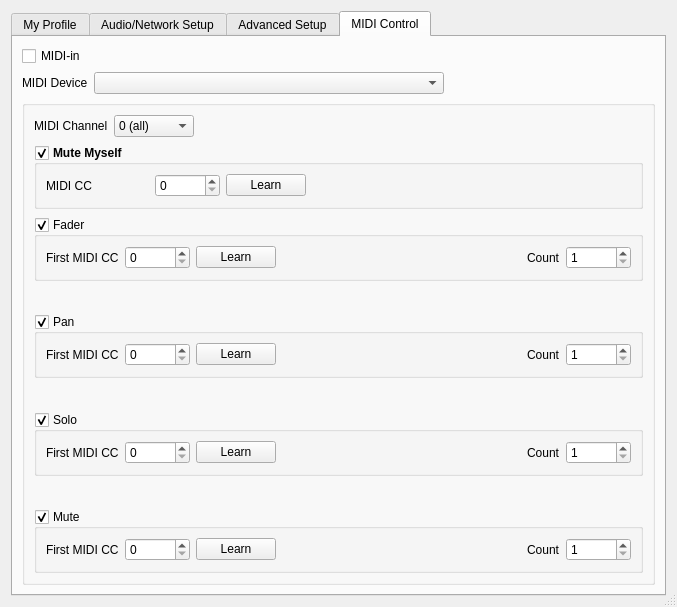
Qt form src/clientsettingsdlgbase.ui (ignotus666/jamulus) before a commit.
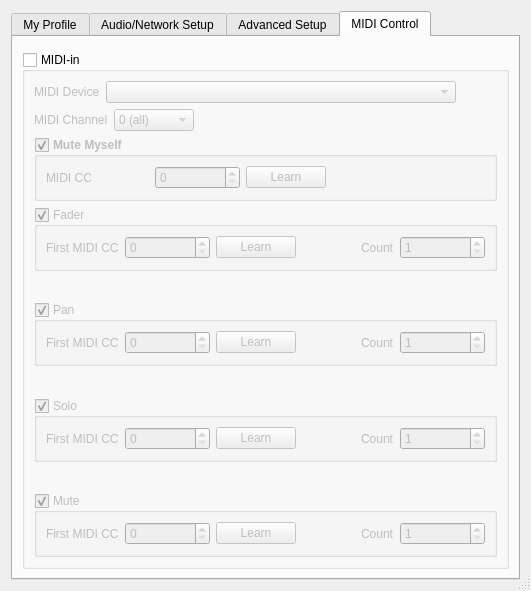
The same form after that commit. Icons and pictures are not drawn. Custom widgets are drawn as their Qt base class.

```diff
--- a/src/clientsettingsdlgbase.ui
+++ b/src/clientsettingsdlgbase.ui
@@ -6,8 +6,8 @@
    <rect>
     <x>0</x>
     <y>0</y>
-    <width>677</width>
-    <height>607</height>
+    <width>531</width>
+    <height>591</height>
    </rect>
   </property>
   <property name="windowTitle">
@@ -1341,19 +1341,6 @@
        <string>MIDI Control</string>
       </attribute>
       <layout class="QVBoxLayout" name="verticalLayout_18">
-       <item>
-        <widget class="QCheckBox" name="chbUseMIDIController">
-         <property name="sizePolicy">
-          <sizepolicy hsizetype="Preferred" vsizetype="Preferred">
-           <horstretch>0</horstretch>
-           <verstretch>0</verstretch>
-          </sizepolicy>
-         </property>
-         <property name="text">
-          <string>MIDI-in</string>
-         </property>
-        </widget>
-       </item>
        <item>
         <widget class="QWidget" name="wdgMidiDeviceContainer" native="true">
          <layout class="QHBoxLayout" name="horizontalLayout_midiDevice">
@@ -1369,46 +1356,22 @@
           <property name="bottomMargin">
            <number>0</number>
           </property>
-          <item>
-           <widget class="QLabel" name="lblMidiDevice">
-            <property name="text">
-             <string>MIDI Device</string>
-            </property>
-           </widget>
-          </item>
-          <item>
-           <widget class="QComboBox" name="cbxMidiDevice">
-            <property name="minimumSize">
-             <size>
-              <width>350</width>
-              <height>0</height>
-             </size>
-            </property>
-           </widget>
-          </item>
-          <item>
-           <spacer name="horizontalSpacer_16">
-            <property name="orientation">
-             <enum>Qt::Horizontal</enum>
-            </property>
-            <property name="sizeHint" stdset="0">
-             <size>
-              <width>40</width>
-              <height>20</height>
-             </size>
-            </property>
-           </spacer>
-          </item>
          </layout>
         </widget>
        </item>
        <item>
         <widget class="QGroupBox" name="midiControlsContainer">
          <property name="title">
-          <string/>
+          <string>MIDI-in</string>
          </property>
-         <layout class="QVBoxLayout" name="verticalLayout_17">
-          <item>
+         <property name="checkable">
+          <bool>true</bool>
+         </property>
+         <property name="checked">
+          <bool>false</bool>
+         </property>
+         <layout class="QGridLayout" name="gridLayout">
+          <item row="2" column="0">
            <layout class="QHBoxLayout" name="horizontalLayout_17">
             <item>
              <widget class="QLabel" name="lblChannel">
@@ -1551,20 +1514,7 @@
             </item>
            </layout>
           </item>
-          <item>
-           <spacer name="verticalSpacer_18">
-            <property name="orientation">
-             <enum>Qt::Vertical</enum>
-            </property>
-            <property name="sizeHint" stdset="0">
-             <size>
-              <width>20</width>
-              <height>40</height>
-             </size>
-            </property>
-           </spacer>
-          </item>
-          <item>
+          <item row="4" column="0">
            <widget class="QGroupBox" name="grbMidiMuteMyself">
             <property name="font">
              <font>
@@ -1604,7 +1554,7 @@
                 <widget class="QSpinBox" name="spnMuteMyself">
                  <property name="minimumSize">
                   <size>
-                   <width>65</width>
+                   <width>85</width>
                    <height>0</height>
                   </size>
                  </property>
@@ -1614,6 +1564,9 @@
                    <bold>false</bold>
                   </font>
                  </property>
+                 <property name="minimum">
+                  <number>0</number>
+                 </property>
                  <property name="maximum">
                   <number>127</number>
                  </property>
@@ -1653,7 +1606,20 @@
             </layout>
            </widget>
           </item>
-          <item>
+          <item row="3" column="0">
+           <spacer name="verticalSpacer_18">
+            <property name="orientation">
+             <enum>Qt::Vertical</enum>
+            </property>
+            <property name="sizeHint" stdset="0">
+             <size>
+              <width>20</width>
+              <height>40</height>
+             </size>
+            </property>
+           </spacer>
+          </item>
+          <item row="5" column="0">
            <spacer name="verticalSpacer_17">
             <property name="orientation">
              <enum>Qt::Vertical</enum>
@@ -1666,8 +1632,8 @@
             </property>
            </spacer>
           </item>
-          <item>
-           <layout class="QGridLayout" name="gridLayout">
+          <item row="6" column="0">
+           <layout class="QGridLayout" name="gridLayoutMain">
             <item row="3" column="0">
              <spacer name="verticalSpacer_14">
               <property name="orientation">
@@ -1715,7 +1681,7 @@
                   <widget class="QSpinBox" name="spnFaderOffset">
                    <property name="minimumSize">
                     <size>
-                     <width>65</width>
+                     <width>85</width>
                      <height>0</height>
                     </size>
                    </property>
@@ -1776,7 +1742,7 @@
                   <widget class="QSpinBox" name="spnFaderCount">
                    <property name="minimumSize">
                     <size>
-                     <width>65</width>
+                     <width>85</width>
                      <height>0</height>
                     </size>
                    </property>
@@ -1833,7 +1799,7 @@
                   <widget class="QSpinBox" name="spnMuteOffset">
                    <property name="minimumSize">
                     <size>
-                     <width>65</width>
+                     <width>85</width>
                      <height>0</height>
                     </size>
                    </property>
@@ -1894,7 +1860,7 @@
                   <widget class="QSpinBox" name="spnMuteCount">
                    <property name="minimumSize">
                     <size>
-                     <width>65</width>
+                     <width>85</width>
                      <height>0</height>
                     </size>
                    </property>
@@ -1964,7 +1930,7 @@
                   <widget class="QSpinBox" name="spnSoloOffset">
                    <property name="minimumSize">
                     <size>
-                     <width>65</width>
+                     <width>85</width>
                      <height>0</height>
                     </size>
                    </property>
@@ -2025,7 +1991,7 @@
                   <widget class="QSpinBox" name="spnSoloCount">
                    <property name="minimumSize">
                     <size>
-                     <width>65</width>
+                     <width>85</width>
                      <height>0</height>
                     </size>
                    </property>
@@ -2082,7 +2048,7 @@
                   <widget class="QSpinBox" name="spnPanOffset">
                    <property name="minimumSize">
                     <size>
-                     <width>65</width>
+                     <width>85</width>
                      <height>0</height>
                     </size>
                    </property>
@@ -2143,7 +2109,7 @@
                   <widget class="QSpinBox" name="spnPanCount">
                    <property name="minimumSize">
                     <size>
-                     <width>65</width>
+                     <width>85</width>
                      <height>0</height>
                     </size>
                    </property>
@@ -2181,6 +2147,53 @@
             </item>
            </layout>
           </item>
+          <item row="0" column="0">
+           <layout class="QHBoxLayout" name="horizontalLayout_23">
+            <item>
+             <widget class="QLabel" name="lblMidiDevice">
+              <property name="text">
+               <string>MIDI Device</string>
+              </property>
+             </widget>
+            </item>
+            <item>
+             <widget class="QComboBox" name="cbxMidiDevice">
+              <property name="minimumSize">
+               <size>
+                <width>350</width>
+                <height>0</height>
+               </size>
+              </property>
+             </widget>
+            </item>
+            <item>
+             <spacer name="horizontalSpacer_16">
+              <property name="orientation">
+               <enum>Qt::Horizontal</enum>
+              </property>
+              <property name="sizeHint" stdset="0">
+               <size>
+                <width>40</width>
+                <height>20</height>
+               </size>
+              </property>
+             </spacer>
+            </item>
+           </layout>
+          </item>
+          <item row="1" column="0">
+           <spacer name="verticalSpacer_19">
+            <property name="orientation">
+             <enum>Qt::Vertical</enum>
+            </property>
+            <property name="sizeHint" stdset="0">
+             <size>
+              <width>20</width>
+              <height>40</height>
+             </size>
+            </property>
+           </spacer>
+          </item>
          </layout>
         </widget>
        </item>
```
Left out of the diff: 9 changed lines with no effect on the pictures.
